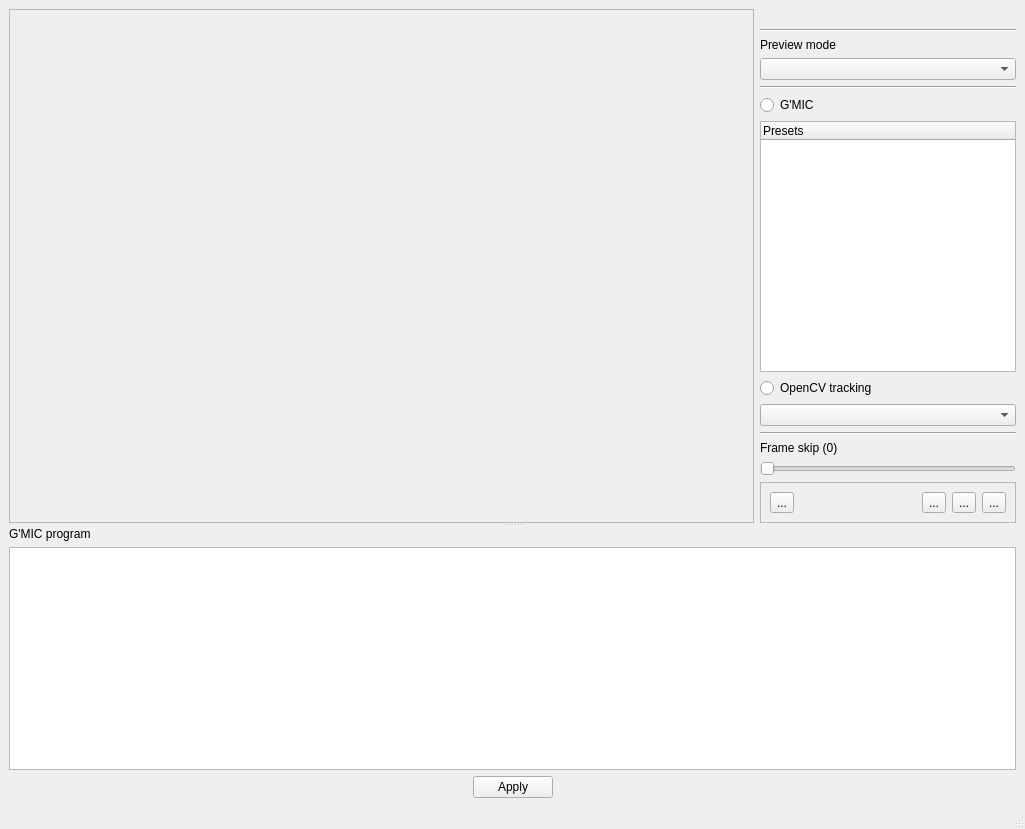
Old version of the form zart/ui/MainWindow.ui in the repository Ichthyostega/Gmic-deb.
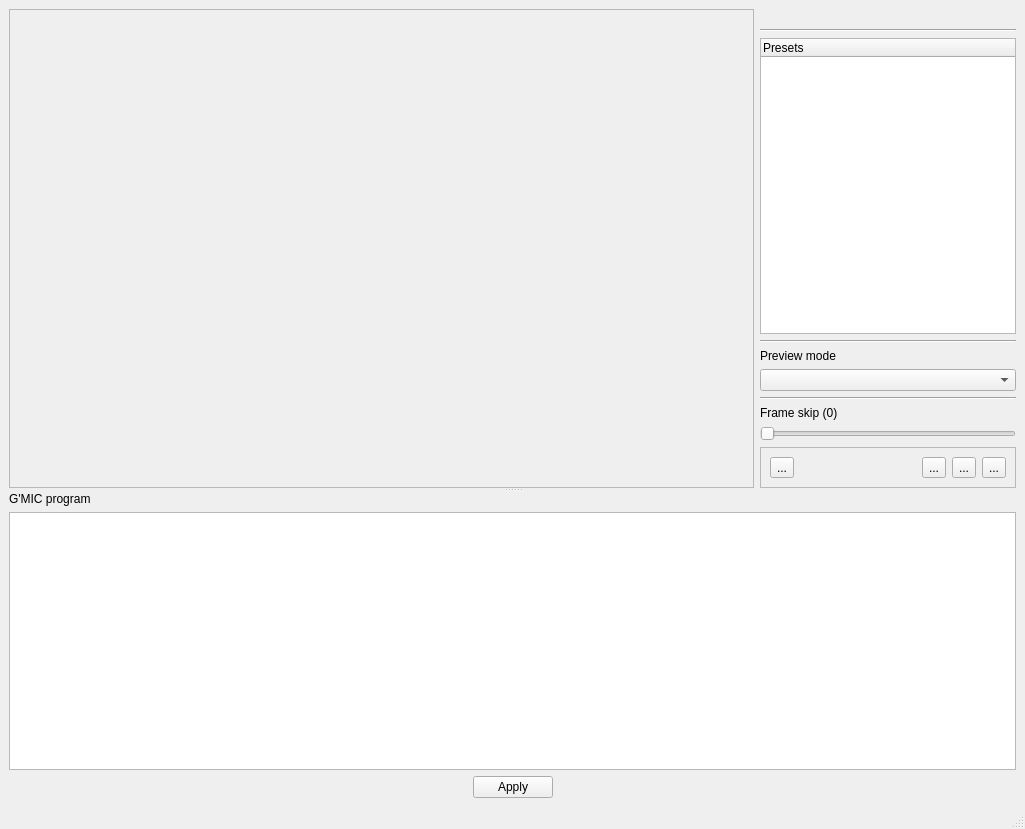
New version of the form. Icons and pictures are not drawn. Custom widgets are drawn as their Qt base class.

What changed in the file:
```diff
--- a/zart/ui/MainWindow.ui
+++ b/zart/ui/MainWindow.ui
@@ -164,49 +164,6 @@
              </property>
             </widget>
            </item>
-           <item>
-            <widget class="QLabel" name="label">
-             <property name="text">
-              <string>Preview mode</string>
-             </property>
-            </widget>
-           </item>
-           <item>
-            <widget class="QComboBox" name="_cbPreviewMode">
-             <property name="sizePolicy">
-              <sizepolicy hsizetype="Preferred" vsizetype="Fixed">
-               <horstretch>0</horstretch>
-               <verstretch>0</verstretch>
-              </sizepolicy>
-             </property>
-            </widget>
-           </item>
-           <item>
-            <widget class="Line" name="line_2">
-             <property name="sizePolicy">
-              <sizepolicy hsizetype="Preferred" vsizetype="Fixed">
-               <horstretch>0</horstretch>
-               <verstretch>0</verstretch>
-              </sizepolicy>
-             </property>
-             <property name="orientation">
-              <enum>Qt::Horizontal</enum>
-             </property>
-            </widget>
-           </item>
-           <item>
-            <widget class="QRadioButton" name="_rbGMIC">
-             <property name="sizePolicy">
-              <sizepolicy hsizetype="Preferred" vsizetype="Fixed">
-               <horstretch>0</horstretch>
-               <verstretch>0</verstretch>
-              </sizepolicy>
-             </property>
-             <property name="text">
-              <string>G'MIC</string>
-             </property>
-            </widget>
-           </item>
            <item>
             <widget class="QTreeWidget" name="_treeGPresets">
              <property name="sizePolicy">
@@ -222,22 +179,6 @@
              </column>
             </widget>
            </item>
-           <item>
-            <widget class="QRadioButton" name="_rbOpenCV">
-             <property name="sizePolicy">
-              <sizepolicy hsizetype="Preferred" vsizetype="Fixed">
-               <horstretch>0</horstretch>
-               <verstretch>0</verstretch>
-              </sizepolicy>
-             </property>
-             <property name="text">
-              <string>OpenCV tracking</string>
-             </property>
-            </widget>
-           </item>
-           <item>
-            <widget class="QComboBox" name="_cbCascades"/>
-           </item>
            <item>
             <widget class="Line" name="line">
              <property name="orientation">
@@ -245,6 +186,36 @@
              </property>
             </widget>
            </item>
+           <item>
+            <widget class="QLabel" name="label">
+             <property name="text">
+              <string>Preview mode</string>
+             </property>
+            </widget>
+           </item>
+           <item>
+            <widget class="QComboBox" name="_cbPreviewMode">
+             <property name="sizePolicy">
+              <sizepolicy hsizetype="Preferred" vsizetype="Fixed">
+               <horstretch>0</horstretch>
+               <verstretch>0</verstretch>
+              </sizepolicy>
+             </property>
+            </widget>
+           </item>
+           <item>
+            <widget class="Line" name="line_2">
+             <property name="sizePolicy">
+              <sizepolicy hsizetype="Preferred" vsizetype="Fixed">
+               <horstretch>0</horstretch>
+               <verstretch>0</verstretch>
+              </sizepolicy>
+             </property>
+             <property name="orientation">
+              <enum>Qt::Horizontal</enum>
+             </property>
+            </widget>
+           </item>
            <item>
             <widget class="QLabel" name="_labelSkipFrames">
              <property name="text">
@@ -301,6 +272,12 @@
                  <iconset resource="../zart.qrc">
                   <normaloff>:/images/media-playback-start.png</normaloff>:/images/media-playback-start.png</iconset>
                 </property>
+                <property name="iconSize">
+                 <size>
+                  <width>24</width>
+                  <height>24</height>
+                 </size>
+                </property>
                 <property name="checkable">
                  <bool>false</bool>
                 </property>
@@ -334,6 +311,12 @@
                  <iconset resource="../zart.qrc">
                   <normaloff>:/images/zoom-original.png</normaloff>:/images/zoom-original.png</iconset>
                 </property>
+                <property name="iconSize">
+                 <size>
+                  <width>24</width>
+                  <height>24</height>
+                 </size>
+                </property>
                </widget>
               </item>
               <item>
@@ -348,6 +331,12 @@
                  <iconset resource="../zart.qrc">
                   <normaloff>:/images/zoom-fit-best.png</normaloff>:/images/zoom-fit-best.png</iconset>
                 </property>
+                <property name="iconSize">
+                 <size>
+                  <width>24</width>
+                  <height>24</height>
+                 </size>
+                </property>
                </widget>
               </item>
               <item>
@@ -368,6 +357,12 @@
                  <iconset resource="../zart.qrc">
                   <normaloff>:/images/camera.png</normaloff>:/images/camera.png</iconset>
                 </property>
+                <property name="iconSize">
+                 <size>
+                  <width>24</width>
+                  <height>24</height>
+                 </size>
+                </property>
                </widget>
               </item>
              </layout>
```
Left out of the diff: 3 changed lines with no effect on the pictures.
